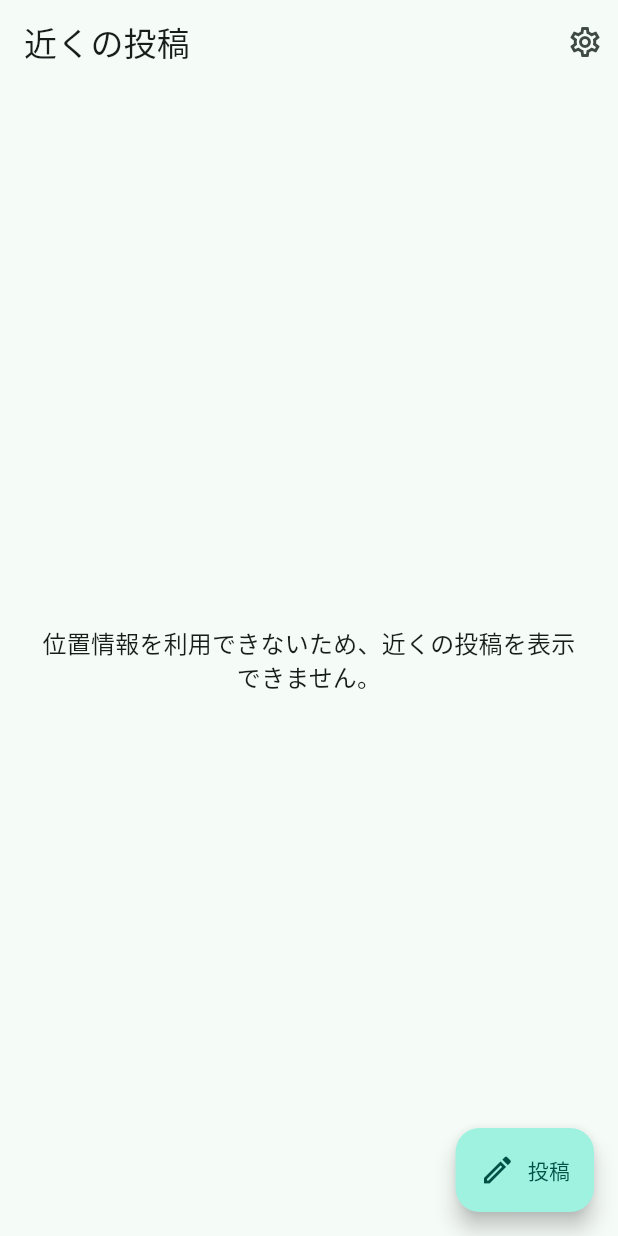
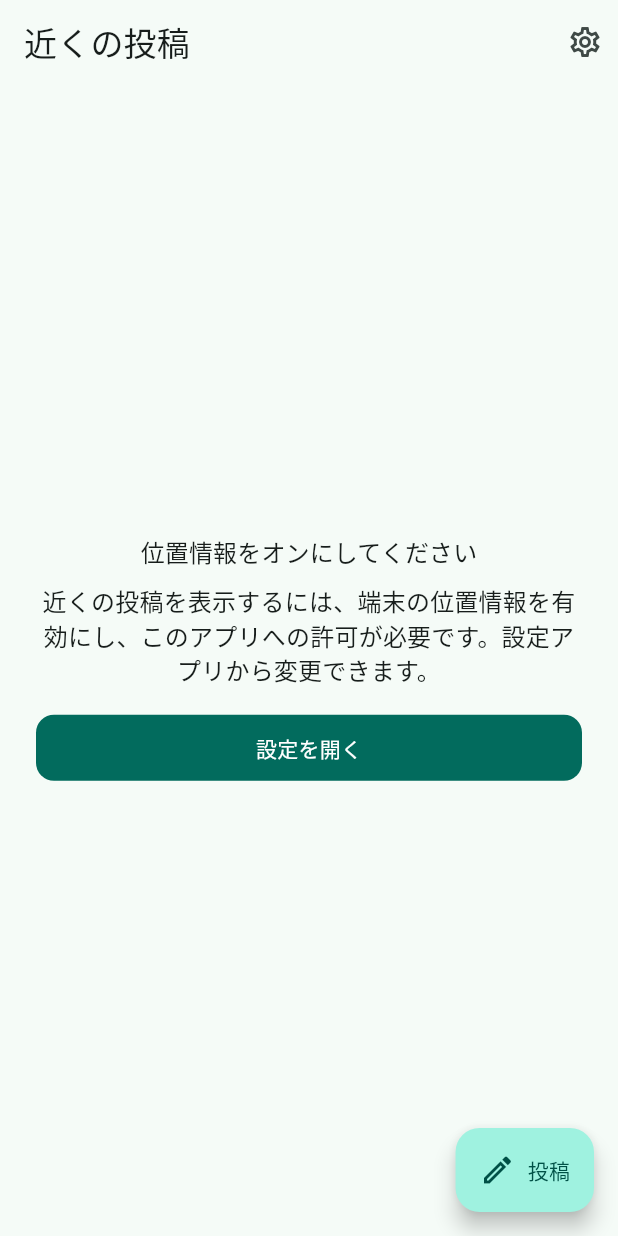
Before and after one commit to inumaruseiya/Nirz, a Flutter app: the FeedPage screen opened by its route, on a phone screen of 412 x 824 dp. Run offline on Flutter 3.47's test engine with Material 3 defaults, Android fonts, the phone set to English and light mode, and no system bars; our stand-ins replace cached_network_image, equatable, flutter_riverpod, geolocator, go_router, supabase_flutter; accounts and stored records are empty.

Commit message:
feat(shared): add LocationPermissionCallout for feed (Phase 6-3-3)
Co-authored-by: 犬丸 聖哉 <inumaruseiya@users.noreply.github.com>

```diff
--- a/lib/presentation/feed/feed_page.dart
+++ b/lib/presentation/feed/feed_page.dart
@@ -1,5 +1,6 @@
 import 'package:flutter/material.dart';
 import 'package:flutter_riverpod/flutter_riverpod.dart';
+import 'package:geolocator/geolocator.dart';
 import 'package:go_router/go_router.dart';
 
 import '../../domain/entities/feed_post.dart';
@@ -7,6 +8,7 @@ import 'feed_notifier.dart';
 import '../router/app_route_paths.dart';
 import '../shared/async_state_switcher.dart';
 import '../shared/local_post_card.dart';
+import '../shared/location_permission_callout.dart';
 import '../theme/app_tokens.dart';
 
 /// Phase 6 でローカルフィードを実装。
@@ -115,13 +117,10 @@ class _FeedPageState extends ConsumerState<FeedPage> {
       FeedLocationDenied() => [
           _sliverFillAsyncChild(
             child: Center(
-              child: Padding(
-                padding: const EdgeInsets.all(24),
-                child: Text(
-                  '位置情報を利用できないため、近くの投稿を表示できません。',
-                  style: Theme.of(context).textTheme.bodyLarge,
-                  textAlign: TextAlign.center,
-                ),
+              child: LocationPermissionCallout(
+                onOpenSettings: () async {
+                  await Geolocator.openAppSettings();
+                },
               ),
             ),
           ),
--- /dev/null
+++ b/lib/presentation/shared/location_permission_callout.dart
@@ -0,0 +1,57 @@
+import 'package:flutter/material.dart';
+
+import '../theme/app_tokens.dart';
+
+/// 位置が使えないときの説明 + OS / アプリ設定への導線（実装計画 Phase 6-3-3、詳細設計 6・FR-LOC-04）。
+///
+/// [onOpenSettings] では通常 `Geolocator.openAppSettings()` 等を呼ぶ。
+class LocationPermissionCallout extends StatelessWidget {
+  const LocationPermissionCallout({
+    super.key,
+    required this.onOpenSettings,
+    this.title = '位置情報をオンにしてください',
+    this.message =
+        '近くの投稿を表示するには、端末の位置情報を有効にし、このアプリへの許可が必要です。設定アプリから変更できます。',
+    this.openSettingsLabel = '設定を開く',
+  });
+
+  final VoidCallback onOpenSettings;
+  final String title;
+  final String message;
+  final String openSettingsLabel;
+
+  @override
+  Widget build(BuildContext context) {
+    final theme = Theme.of(context);
+
+    return Semantics(
+      container: true,
+      label: '$title。$message',
+      child: Padding(
+        padding: const EdgeInsets.all(AppTokens.spaceUnit * 3),
+        child: Column(
+          mainAxisSize: MainAxisSize.min,
+          crossAxisAlignment: CrossAxisAlignment.stretch,
+          children: [
+            Text(
+              title,
+              style: theme.textTheme.titleMedium,
+              textAlign: TextAlign.center,
+            ),
+            const SizedBox(height: AppTokens.spaceUnit * 1.5),
+            Text(
+              message,
+              style: theme.textTheme.bodyLarge,
+              textAlign: TextAlign.center,
+            ),
+            const SizedBox(height: AppTokens.spaceUnit * 2),
+            FilledButton(
+              onPressed: onOpenSettings,
+              child: Text(openSettingsLabel),
+            ),
+          ],
+        ),
+      ),
+    );
+  }
+}
```
